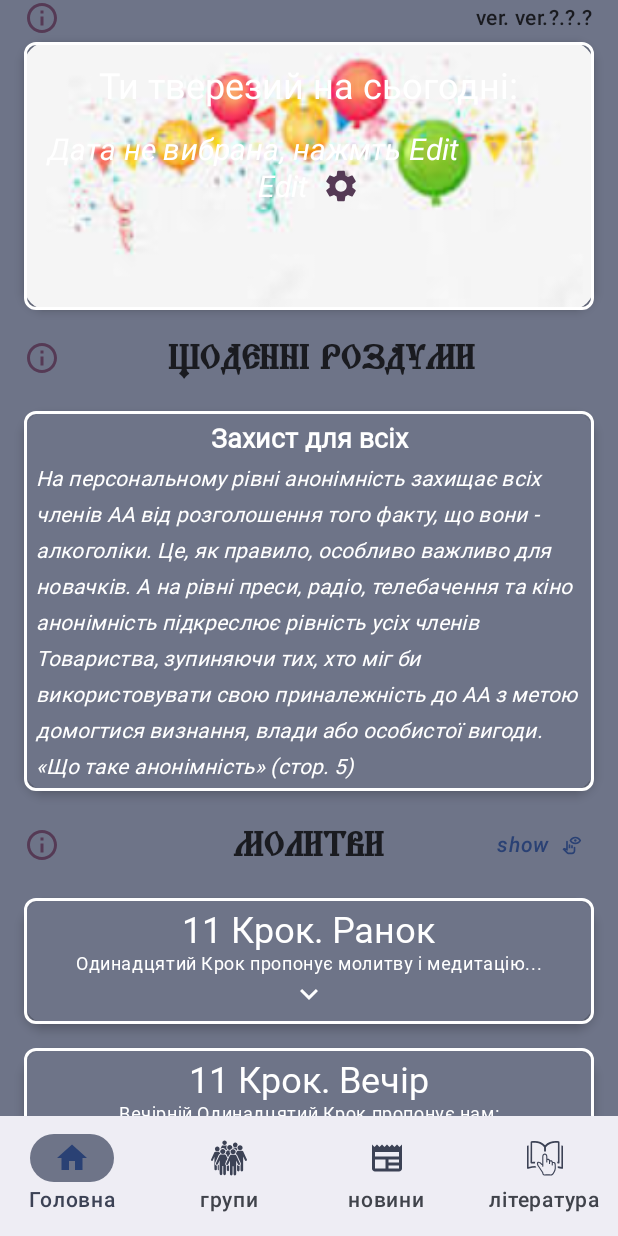
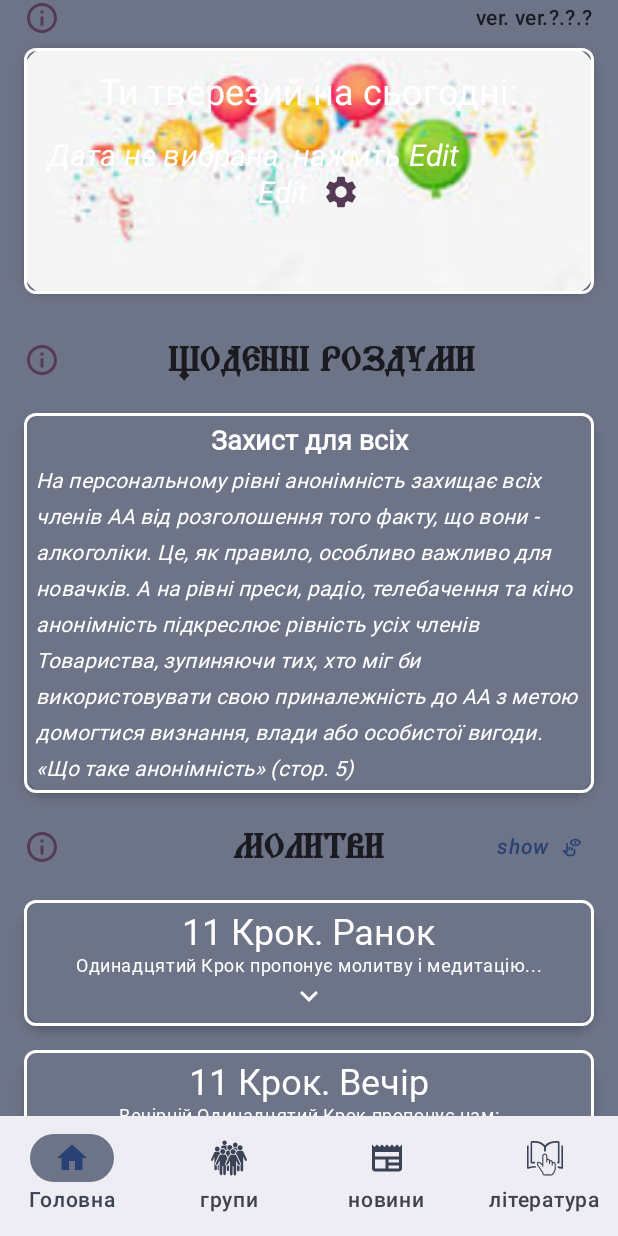
Before and after one commit to AlexYach1973/groupsaa, an Android app built with Jetpack Compose: the screen it shows after launch (MainActivity), on a phone screen of 412 x 824 dp. Run offline under Robolectric (Android 15) with nearby library versions, the phone set to English and light mode, and no system bars; our stand-ins replace Dagger/Hilt's generated code; libraries missing offline, so code that uses them is left out: androidx.hilt.lifecycle; Roboto replaces fonts that are not available here.

Commit message:
1. Початок. Базова навігація 1.01 Навігація 1.1 Навігація закінчена. Виклик за номером 1.2 Internet, Map 1.2.1 Щось зробив 1.3 Вдстань до груп 1.3.1 1.4 Зробив визов через API з тестового сайта 1.5 Під'єднав Room 1.5.1 Пофіксив Room 1.6 Добавиви на вкладку Home дати 1.6.1 Date Store 1.7 Заповнив Home Screen 1.7.1 1.8 Змнив графік на сайті та в App 1.8.1 GroupListScreen підсвчування активних груп 1.9 HomeScreen preferences 1.9.1 Schedule:Lit<String> 1.8.2 обавив щоденні роздуми 1.8.3 Додав іконкі до телефонів 1.8.4. Data Store refactoring 1.9. ReadScreen, FontFamily 1.9.1 GroupLit add Filter 2. Під'єднались до https://gso.aa.kiev.ua/ 2.1 GroupScreen use UIAction and UIErrorState 2.2 Включив підтримку озвучування в HomeScreen(TTS) 2.2.1 Refactoring HomeScreen 2.2.2 Add Prayers Ukr 3. DI Hit 3.1.1 Refactoring DI 3.2 Refactoring 3.3 Add update check for App 3.4 Add update App from GitHub Release 3.4.1 Add Info on HomeScreen 3.4.2 Add Info on GroupList, Group 4.1.1 Collapsing Card on HomeScreen

```diff
--- a/app/src/main/java/com/alexyach/compose/groupsaa/presentation/home/HomeScreen.kt
+++ b/app/src/main/java/com/alexyach/compose/groupsaa/presentation/home/HomeScreen.kt
@@ -2,25 +2,35 @@ package com.alexyach.compose.groupsaa.presentation.home
 
 import InfoUpdateContent
 import UpdateScreen
+import android.util.Log
 import androidx.compose.foundation.background
 import androidx.compose.foundation.layout.Arrangement
 import androidx.compose.foundation.layout.Box
 import androidx.compose.foundation.layout.Column
 import androidx.compose.foundation.layout.PaddingValues
+import androidx.compose.foundation.layout.Spacer
 import androidx.compose.foundation.layout.fillMaxSize
+import androidx.compose.foundation.layout.fillMaxWidth
+import androidx.compose.foundation.layout.height
 import androidx.compose.foundation.layout.padding
+import androidx.compose.foundation.lazy.LazyColumn
+import androidx.compose.foundation.lazy.rememberLazyListState
 import androidx.compose.foundation.rememberScrollState
-import androidx.compose.foundation.verticalScroll
+import androidx.compose.material3.Divider
 import androidx.compose.material3.ExperimentalMaterial3Api
+import androidx.compose.material3.HorizontalDivider
 import androidx.compose.material3.MaterialTheme
 import androidx.compose.runtime.Composable
 import androidx.compose.runtime.collectAsState
+import androidx.compose.runtime.derivedStateOf
 import androidx.compose.runtime.getValue
 import androidx.compose.runtime.mutableStateOf
 import androidx.compose.runtime.remember
 import androidx.compose.runtime.setValue
+import androidx.compose.ui.Alignment
 import androidx.compose.ui.Modifier
 import androidx.compose.ui.platform.LocalContext
+import androidx.compose.ui.unit.dp
 import androidx.hilt.lifecycle.viewmodel.compose.hiltViewModel
 import com.alexyach.compose.groupsaa.presentation.home.components.DailyReflectionCard
 import com.alexyach.compose.groupsaa.presentation.home.components.InfoDailyReflectionContent
@@ -50,26 +60,30 @@ fun HomeScreen(
         val context = LocalContext.current
         val viewModel: HomeViewModel = hiltViewModel()
 
-        /* Version Info */
-//        val versionCode = context.packageManager.
-//                getPackageInfo(context.packageName, 0).versionCode
+        /* Collapsing Period of Sobriety Card */
+        val lazyColumnState = rememberLazyListState()
 
-//        val versionName = context.packageManager.
-//        getPackageInfo(context.packageName, 0).versionName
-
-//        Log.i("Logs", "versionCode: $versionCode; versionName: $versionName")
-        /* END Version Info */
+        val collapseFraction by remember {
+            derivedStateOf {
+                val first = lazyColumnState.firstVisibleItemIndex
+                val offset = lazyColumnState.firstVisibleItemScrollOffset
+                (first * 200f + offset) / 200f
+                    .coerceIn(0f, 1f)
+            }
+        }
+//        Log.d("Logs", "collapseFraction= $collapseFraction") // 0.0 - 3129.0
+        /* END Collapsing */
 
         /* TTS */
         val isUkrVoice by viewModel.isUkrVoice.collectAsState(false)
 
-        val scrollState = rememberScrollState()
+//        val scrollState = rememberScrollState()
 
         Column(
             verticalArrangement = Arrangement.Center,
             modifier = Modifier
                 .padding(paddingValues)
-                .verticalScroll(scrollState)
+//                .verticalScroll(scrollState)
                 .fillMaxSize()
                 .background(MaterialTheme.colorScheme.secondaryContainer)
         ) {
@@ -84,27 +98,55 @@ fun HomeScreen(
 
 
 
-            /* * Period of Sobriety * */
+            /* * Collapsing Period of Sobriety * */
+            /** smooth scrolling calculation
+            collapseFraction = 185
+             * x * collapseFraction => 1
+             * x = 0.005
+             **/
+            val coeffCollapseFraction = 0.005f
+
+//            Log.d("Logs", "height= ${(200 - 120 * collapseFraction)}")
+            Box(
+                contentAlignment = Alignment.Center,
+                modifier = Modifier
+                    .fillMaxWidth()
+                    .height((180 - 116 * collapseFraction * coeffCollapseFraction)
+                        .coerceAtLeast(64f).dp)
+            ) {
+
                 PeriodOfSobrietyCard(
                     context = context,
                     viewModel = viewModel,
+                    collapseFraction = collapseFraction * coeffCollapseFraction
                 )
+            }
 
+            Spacer(Modifier.height(8.dp))
+//            HorizontalDivider(thickness = 1.dp)
+
+            LazyColumn(
+                state = lazyColumnState
+            ) {
+                item {
                     /* ** Daily reflection ** */
                     DailyReflectionCard(
                         viewModel = viewModel,
                         isUkrVoice = isUkrVoice,
                         infoDailyListener = { isShowInfoDailyReflection = !isShowInfoDailyReflection }
                     )
+                }
 
-
+                item {
                     /* ***  PRAYERS ***  */
                     PrayersContent(
                         viewModel = viewModel,
                         isUkrVoice = isUkrVoice,
                         infoPrayersListener = { isShowInfoPrayers = !isShowInfoPrayers }
                     )
+                }
 
+            }
 
         }
 
--- a/app/src/main/java/com/alexyach/compose/groupsaa/presentation/home/components/PeriodOfSobrietyCard.kt
+++ b/app/src/main/java/com/alexyach/compose/groupsaa/presentation/home/components/PeriodOfSobrietyCard.kt
@@ -2,7 +2,11 @@ package com.alexyach.compose.groupsaa.presentation.home.components
 
 import HomeScreenSelDateState
 import android.content.Context
+import android.util.Log
+import androidx.compose.animation.core.animateDpAsState
+import androidx.compose.animation.core.animateFloatAsState
 import androidx.compose.foundation.Image
+import androidx.compose.foundation.background
 import androidx.compose.foundation.border
 import androidx.compose.foundation.clickable
 import androidx.compose.foundation.layout.Arrangement
@@ -11,6 +15,7 @@ import androidx.compose.foundation.layout.Column
 import androidx.compose.foundation.layout.Row
 import androidx.compose.foundation.layout.fillMaxSize
 import androidx.compose.foundation.layout.fillMaxWidth
+import androidx.compose.foundation.layout.height
 import androidx.compose.foundation.layout.padding
 import androidx.compose.foundation.layout.size
 import androidx.compose.foundation.shape.RoundedCornerShape
@@ -32,10 +37,12 @@ import androidx.compose.runtime.remember
 import androidx.compose.runtime.setValue
 import androidx.compose.ui.Alignment
 import androidx.compose.ui.Modifier
+import androidx.compose.ui.graphics.Color
 import androidx.compose.ui.layout.ContentScale
 import androidx.compose.ui.res.painterResource
 import androidx.compose.ui.text.font.FontStyle
 import androidx.compose.ui.text.font.FontWeight
+import androidx.compose.ui.unit.DpSize
 import androidx.compose.ui.unit.dp
 import androidx.compose.ui.unit.sp
 import com.alexyach.compose.groupsaa.R
@@ -46,14 +53,40 @@ import com.alexyach.compose.groupsaa.presentation.home.HomeViewModel
 fun PeriodOfSobrietyCard(
     context: Context,
     viewModel: HomeViewModel,
+    collapseFraction : Float
 ) {
     val selDateState =
         viewModel.selDateScreenState.collectAsState(HomeScreenSelDateState.Initial).value
 
+    /* Animate values for Collapsing */
+    val cardHeight by animateDpAsState(
+        targetValue = (180 - 116 * collapseFraction).coerceAtLeast(64f).dp,
+        label = "cardHeight"
+    )
+
+    val cardPaddingVertical by animateDpAsState(
+        targetValue = (8f - 7 * collapseFraction).coerceAtLeast(1f).dp,
+        label = "cardPaddingVertical"
+    )
+
+    val titleFontSize by animateFloatAsState(
+        targetValue = (26 - 6f * collapseFraction).coerceAtLeast(20f),
+        label = "titleFontSize"
+    )
+
+    val opacity by animateFloatAsState(
+        targetValue = 1f - collapseFraction,
+        label = "opacity"
+    )
+
+    /* END Animate values for Collapsing */
+
     Card(
         elevation = CardDefaults.cardElevation(defaultElevation = 4.dp),
         modifier = Modifier
-            .padding(horizontal = 16.dp, vertical = 4.dp)
+//            .fillMaxSize()
+            .padding(horizontal = 16.dp, vertical = cardPaddingVertical)
+            .height(cardHeight)
             .border(
                 width = 2.dp,
                 shape = RoundedCornerShape(8.dp),
@@ -85,18 +118,23 @@ fun PeriodOfSobrietyCard(
                 .fillMaxSize()
 
         ) {
+            if (opacity > 0.01f) {
                 Image(
                     painter = painterResource(id = R.drawable.shar),
                     contentDescription = null,
-                contentScale = ContentScale.FillWidth, // Масштабування, щоб заповнити екран
+                    contentScale = ContentScale.FillBounds, // Масштабування, щоб заповнити екран
                     modifier = Modifier.fillMaxSize()
                 )
+            }
 
             Column(
-                modifier = Modifier.padding(horizontal = 8.dp, vertical = 16.dp)
+                modifier = Modifier
+                    .padding(horizontal = 8.dp, vertical = 16.dp)
+//                    .background(Color.Gray)
 
             ) {
                 /* 1 Line */
+                if (opacity > 0.01f) {
                     Row(
                         modifier = Modifier
                             .fillMaxWidth(),
@@ -110,13 +148,16 @@ fun PeriodOfSobrietyCard(
 //                        fontStyle = FontStyle.Italic
                         )
                     }
+                }
 
                 when (selDateState) {
                     is HomeScreenSelDateState.SelectedDate -> {
 
                         PeriodOfSobriety(
                             selDateState = selDateState,
-                            openDialogListener = { openDialog = true }
+                            openDialogListener = { openDialog = true },
+                            opacity = opacity,
+                            fontSize = titleFontSize
                         )
 
                     }
@@ -175,13 +216,16 @@ fun PeriodOfSobrietyCard(
 @Composable
 private fun PeriodOfSobriety(
     selDateState: HomeScreenSelDateState.SelectedDate,
-    openDialogListener: () -> Unit
+    openDialogListener: () -> Unit,
+    opacity: Float,
+    fontSize: Float
 ) {
     /* 2 Line */
     Row(
         modifier = Modifier
             .fillMaxWidth()
-            .padding(vertical = 8.dp),
+//            .background(Color.Green)
+            .padding(vertical = 4.dp),
         horizontalArrangement = Arrangement.Center
     ) {
 
@@ -189,12 +233,14 @@ private fun PeriodOfSobriety(
             text = selDateState.selDate.difference,
             style = MaterialTheme.typography.bodyLarge,
             fontWeight = FontWeight.Bold,
-            fontSize = 26.sp
+            fontSize = fontSize.sp
+//            fontSize = 26.sp
         )
 
     }
 
 
+    if (opacity > 0.01f) {
         /* 3 Line */
         Row(
             modifier = Modifier
@@ -213,6 +259,7 @@ private fun PeriodOfSobriety(
         Row(
             modifier = Modifier
                 .padding(top = 8.dp)
+//            .background(Color.Green)
                 .fillMaxWidth(),
             horizontalArrangement = Arrangement.Center
         ) {
@@ -252,3 +299,4 @@ private fun PeriodOfSobriety(
             }
         }
     }
+}
```
Lines whose indentation alone changed are shown as unchanged.
